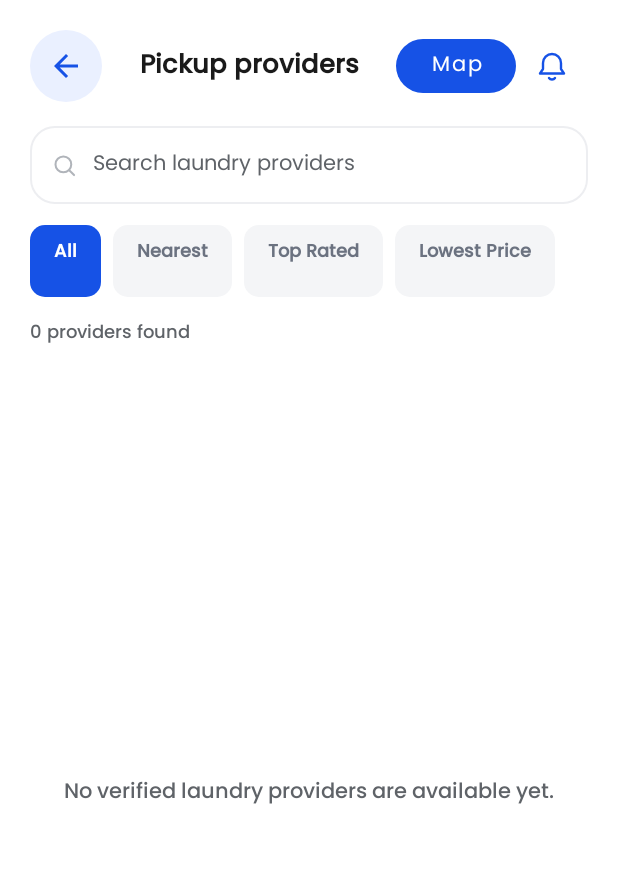
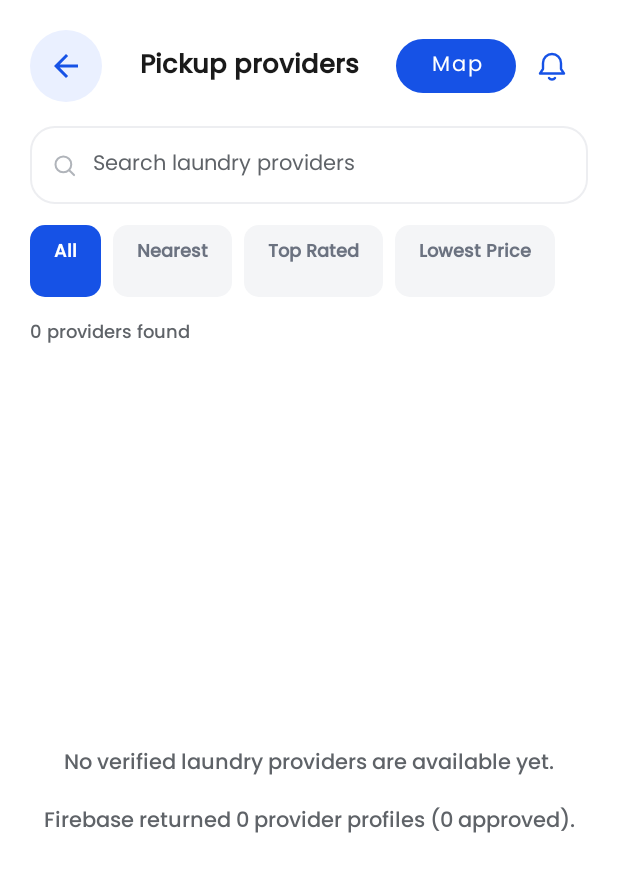
Before and after one commit to Mugalu-Reagan-Grace/WashLink, an Android app: the NearbyProvidersActivity screen opened directly, with no data from a screen before it, on a phone screen of 412 x 824 dp. Shown: the top 872 px of the screen. Run offline under Robolectric (Android 15) with nearby library versions, the phone set to English and light mode, and no system bars; our stand-ins replace Firebase (no records; nobody signed in at launch, a user with empty details on screens opened directly); 1 statement that could not run was skipped.

Commit message:
render redeploy

```diff
--- a/app/build.gradle.kts
+++ b/app/build.gradle.kts
@@ -8,7 +8,7 @@ val useFirebaseEmulators = providers.gradleProperty("useFirebaseEmulators")
 val firebaseEmulatorHost = providers.gradleProperty("firebaseEmulatorHost")
     .orElse("10.0.2.2").get()
 val washlinkApiBaseUrl = providers.gradleProperty("washlinkApiBaseUrl")
-    .orElse("").get().trimEnd('/')
+    .orElse("https://washlink-tjqd.onrender.com").get().trimEnd('/')
 require(Regex("^[A-Za-z0-9.-]+$").matches(firebaseEmulatorHost)) {
     "firebaseEmulatorHost must be a hostname or IP address without a port."
 }
--- a/app/src/main/java/com/example/washlink/NearbyProvidersActivity.java
+++ b/app/src/main/java/com/example/washlink/NearbyProvidersActivity.java
@@ -25,6 +25,7 @@ import com.google.android.material.button.MaterialButton;
 
 import com.google.firebase.firestore.FirebaseFirestore;
 import com.google.firebase.firestore.DocumentSnapshot;
+import com.google.firebase.firestore.Source;
 import com.example.washlink.data.ProviderCapabilities;
 
 import java.util.ArrayList;
@@ -47,6 +48,7 @@ public class NearbyProvidersActivity extends WashLinkActivity {
     private Location userLocation;
     private boolean providersLoaded;
     private boolean providerLoadFailed;
+    private int providerProfileCount;
     private int approvedProviderCount;
     private int matchingModeProviderCount;
 
@@ -171,10 +173,11 @@ public class NearbyProvidersActivity extends WashLinkActivity {
         if (adapter != null) adapter.replace(Collections.emptyList());
         if (resultCount != null) resultCount.setText("Loading providers...");
         showState("Loading providers...");
-        FirebaseFirestore.getInstance().collection("providers").get()
+        FirebaseFirestore.getInstance().collection("providers").get(Source.SERVER)
                 .addOnSuccessListener(snapshot -> {
                     providersLoaded = true;
                     providerLoadFailed = false;
+                    providerProfileCount = snapshot.size();
                     approvedProviderCount = 0;
                     matchingModeProviderCount = 0;
                     allProviders.clear();
@@ -248,8 +251,12 @@ public class NearbyProvidersActivity extends WashLinkActivity {
                 .addOnFailureListener(error -> {
                     allProviders.clear();
                     providerLoadFailed = true;
+                    String details = error.getLocalizedMessage();
+                    String message = "Could not load providers"
+                            + (details == null || details.trim().isEmpty() ? "" : ": " + details)
+                            + ". Tap to retry.";
                     if (resultCount != null) resultCount.setText("Providers unavailable");
-                    showState("Could not load providers. Tap to retry.");
+                    showState(message);
                 });
     }
 
@@ -328,7 +335,12 @@ public class NearbyProvidersActivity extends WashLinkActivity {
                     : matchingModeProviderCount == 0 ? R.string.providers_none_for_booking_mode
                     : R.string.providers_no_bookable_services
                     : R.string.providers_no_search_matches;
-            showState(getString(emptyMessage));
+            String message = getString(emptyMessage);
+            if (approvedProviderCount == 0) {
+                message += "\n\nFirebase returned " + providerProfileCount
+                        + " provider profiles (" + approvedProviderCount + " approved).";
+            }
+            showState(message);
         }
         else showList();
     }
```
Also changed, not shown: app/src/main/java/com/example/washlink/AdminManagementActivity.java (+10 -4 lines), app/src/main/java/com/example/washlink/NearbyLaundryMapActivity.java (+7 -2 lines), app/src/main/java/com/example/washlink/PaymentActivity.java (+29 -2 lines), app/src/main/java/com/example/washlink/data/PaymentClient.java (+14 -7 lines), 1 other file.
